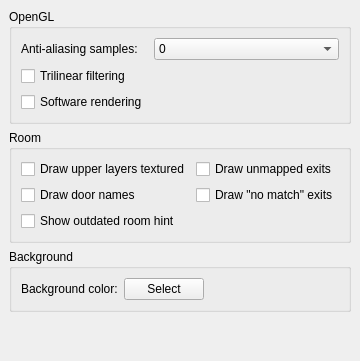
First picture: the form in src/preferences/graphicspage.ui, repository MUME/MMapper, before the edit.
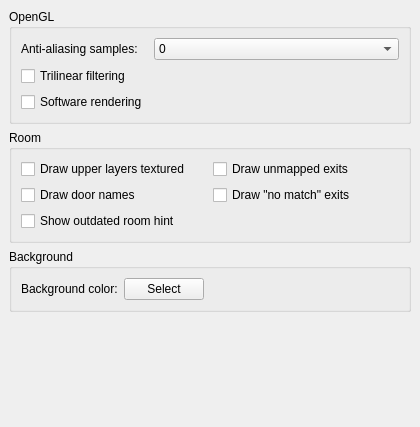
Second picture: the form after the edit.

```diff
--- a/src/preferences/graphicspage.ui
+++ b/src/preferences/graphicspage.ui
@@ -2,6 +2,14 @@
 <ui version="4.0">
  <class>GraphicsPage</class>
  <widget class="QWidget" name="GraphicsPage">
+  <property name="geometry">
+   <rect>
+    <x>0</x>
+    <y>0</y>
+    <width>420</width>
+    <height>427</height>
+   </rect>
+  </property>
   <property name="sizePolicy">
    <sizepolicy hsizetype="Preferred" vsizetype="Preferred">
     <horstretch>0</horstretch>
```
Left out of the diff: 11 changed lines with no effect on the pictures.
